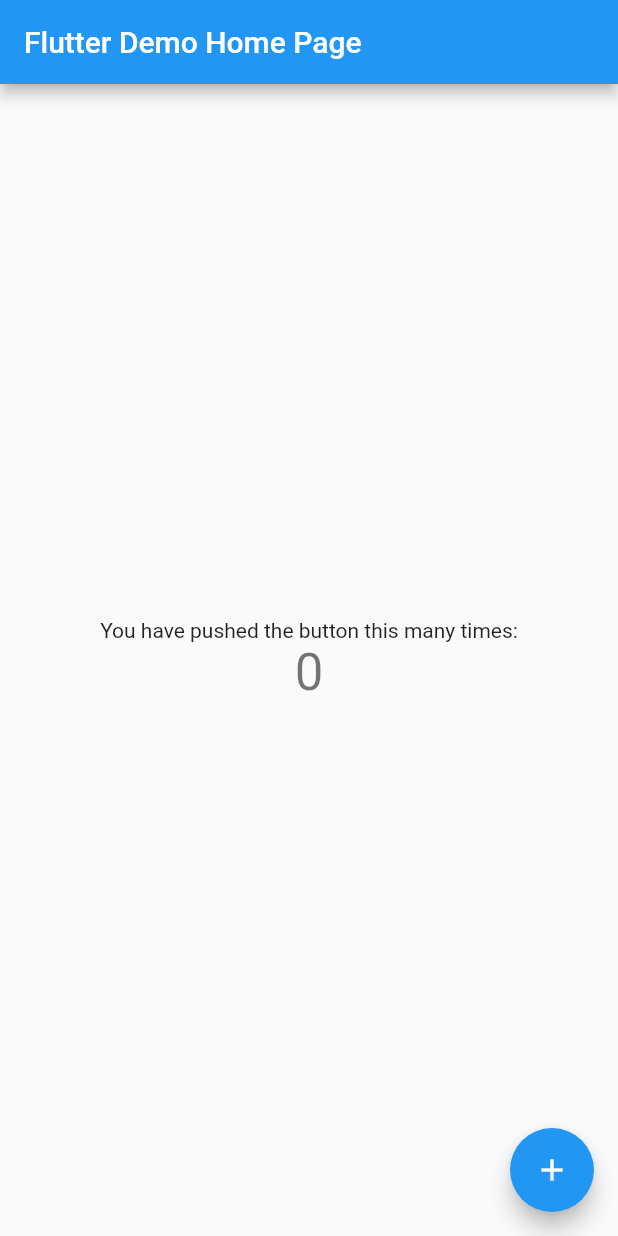
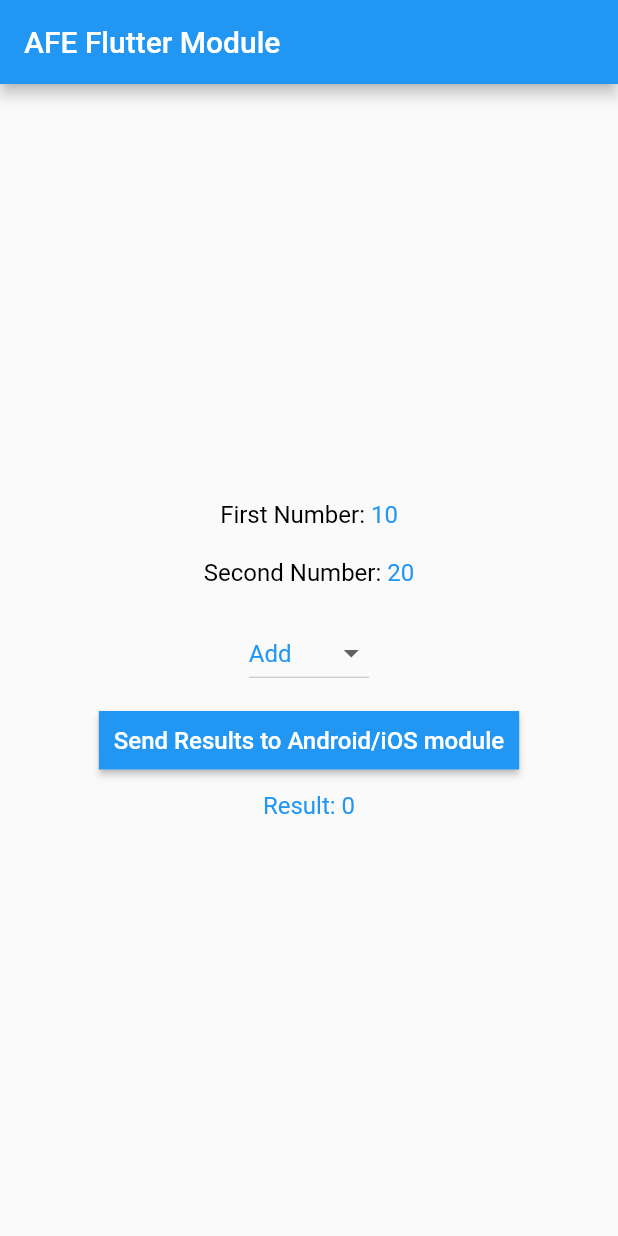
Before and after one commit to nirav-tukadiya/AFE_flutter, a Flutter app: the screen it shows after launch, on a phone screen of 412 x 824 dp. Run offline on Flutter 3.47's test engine with Material 2 defaults, Android fonts, the phone set to English and light mode, and no system bars.

Commit message:
added method to send results to Android/iOS module

```diff
--- a/lib/main.dart
+++ b/lib/main.dart
@@ -7,7 +7,8 @@ class MyApp extends StatelessWidget {
   @override
   Widget build(BuildContext context) {
     return MaterialApp(
-      title: 'Flutter Demo',
+      title: 'AFE Flutter',
+      debugShowCheckedModeBanner: false,
       theme: ThemeData(
         // This is the theme of your application.
         //
@@ -19,7 +20,7 @@ class MyApp extends StatelessWidget {
         // counter didn't reset back to zero; the application is not restarted.
         primarySwatch: Colors.blue,
       ),
-      home: MyHomePage(title: 'Flutter Demo Home Page'),
+      home: MyHomePage(title: 'AFE Flutter Module'),
     );
   }
 }
@@ -43,16 +44,24 @@ class MyHomePage extends StatefulWidget {
 }
 
 class _MyHomePageState extends State<MyHomePage> {
-  int _counter = 0;
+  String dropdownValue = 'Add';
+  int result = 0;
 
-  void _incrementCounter() {
+  _addNumbers(int n1, int n2) {
+    return n1 + n2;
+  }
+
+  _multiplyNumbers(int n1, int n2) {
+    return n1 * n2;
+  }
+
+  _setResults(int n1, int n2) {
     setState(() {
-      // This call to setState tells the Flutter framework that something has
-      // changed in this State, which causes it to rerun the build method below
-      // so that the display can reflect the updated values. If we changed
-      // _counter without calling setState(), then the build method would not be
-      // called again, and so nothing would appear to happen.
-      _counter++;
+      if (dropdownValue == 'Add') {
+        result = _addNumbers(n1, n2);
+      } else {
+        result = _multiplyNumbers(n1, n2);
+      }
     });
   }
 
@@ -90,21 +99,76 @@ class _MyHomePageState extends State<MyHomePage> {
             // horizontal).
             mainAxisAlignment: MainAxisAlignment.center,
             children: <Widget>[
-            Text(
-              'You have pushed the button this many times:',
+              Container(
+                  padding: EdgeInsets.all(10),
+                  child: Row(
+                      mainAxisAlignment: MainAxisAlignment.center,
+                      children: <Widget>[
+                        Text('First Number: ',
+                            style:
+                                TextStyle(color: Colors.black, fontSize: 16)),
+                        Text('10',
+                            style: TextStyle(color: Colors.blue, fontSize: 16)),
+                      ])),
+              Container(
+                  padding: EdgeInsets.all(10),
+                  child: Row(
+                      mainAxisAlignment: MainAxisAlignment.center,
+                      children: <Widget>[
+                        Text('Second Number: ',
+                            style:
+                                TextStyle(color: Colors.black, fontSize: 16)),
+                        Text('20',
+                            style: TextStyle(color: Colors.blue, fontSize: 16)),
+                      ])),
+              Container(
+                  margin: EdgeInsets.all(10),
+                  child: Row(
+                    mainAxisAlignment: MainAxisAlignment.center,
+                    children: <Widget>[
+                      DropdownButton<String>(
+                        value: dropdownValue,
+                        style: TextStyle(color: Colors.blue, fontSize: 16),
+                        items: <String>['Add', 'Multiply']
+                            .map<DropdownMenuItem<String>>((String value) {
+                          return DropdownMenuItem<String>(
+                            value: value,
+                            child: Text(value),
+                          );
+                        }).toList(),
+                        onChanged: (String newValue) {
+                          setState(() {
+                            dropdownValue = newValue;
+                          });
+                        },
+                      )
+                    ],
+                  )),
+              RaisedButton(
+                onPressed: () {
+                  _setResults(10, 20);
+                  _sendResultsToAndroidiOS();
+                },
+                textColor: Colors.white,
+                padding: const EdgeInsets.all(0.0),
+                child: Container(
+                    decoration: BoxDecoration(color: Colors.blue),
+                    padding: const EdgeInsets.all(10.0),
+                    child: const Text('Send Results to Android/iOS module',
+                        style: TextStyle(fontSize: 16))),
               ),
-            Text(
-              '$_counter',
-              style: Theme.of(context).textTheme.display1,
-            ),
+              Container(
+                  margin: EdgeInsets.all(10),
+                  child: Text(
+                    'Result: $result',
+                    style: TextStyle(color: Colors.blue, fontSize: 16),
+                  ))
             ],
           ),
-      ),
-      floatingActionButton: FloatingActionButton(
-        onPressed: _incrementCounter,
-        tooltip: 'Increment',
-        child: Icon(Icons.add),
-      ), // This trailing comma makes auto-formatting nicer for build methods.
-    );
+        ));
+  }
+
+  void _sendResultsToAndroidiOS() {
+    //TODO send results to Android/iOS module
   }
 }
```
Lines whose indentation alone changed are shown as unchanged.
